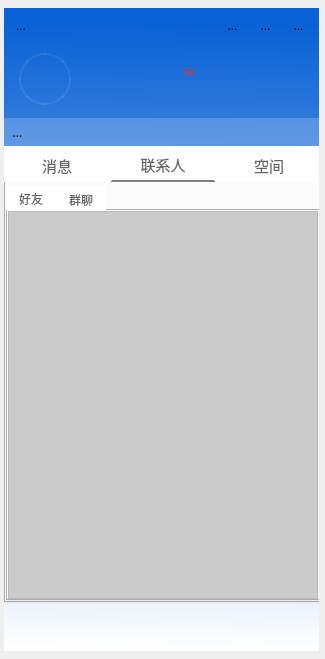
Qt form Fdogpc/mainwindow.ui (HuaGouFdog/FdogInstantMessaging) before a commit.
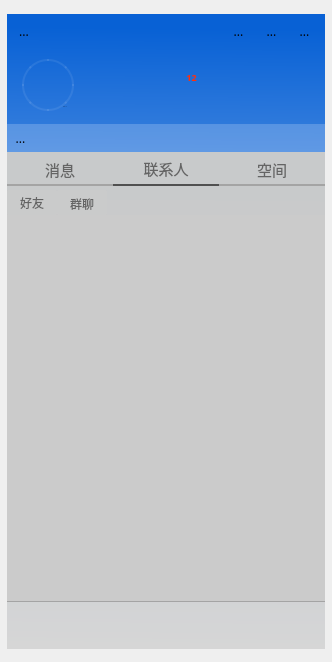
The same form after that commit. Icons and pictures are not drawn.

What changed in the file:
```diff
--- a/Fdogpc/mainwindow.ui
+++ b/Fdogpc/mainwindow.ui
@@ -6,8 +6,8 @@
    <rect>
     <x>0</x>
     <y>0</y>
-    <width>325</width>
-    <height>659</height>
+    <width>332</width>
+    <height>662</height>
    </rect>
   </property>
   <property name="windowTitle">
@@ -21,18 +21,21 @@
    <string notr="true">*{font-family:Microsoft YaHei;}</string>
   </property>
   <widget class="QWidget" name="centralWidget">
+   <property name="styleSheet">
+    <string notr="true">background-color: rgba(255, 255, 255, 0);</string>
+   </property>
    <layout class="QGridLayout" name="gridLayout">
     <property name="leftMargin">
-     <number>4</number>
+     <number>7</number>
     </property>
     <property name="topMargin">
-     <number>8</number>
+     <number>14</number>
     </property>
     <property name="rightMargin">
-     <number>6</number>
+     <number>7</number>
     </property>
     <property name="bottomMargin">
-     <number>8</number>
+     <number>13</number>
     </property>
     <property name="spacing">
      <number>0</number>
@@ -721,19 +724,24 @@
          </property>
          <property name="styleSheet">
           <string notr="true">QWidget::tab{
-background-color: rgb(255, 255, 255);
+background-color: rgba(203, 203, 203,250);
 border-style:solid;
-border-width:2px;
+border-bottom-width:2px;
 border-radius:0px;
 height:32px;
-width:102px;
+width:106px;
 color: rgb(100, 100, 100);
-	border-color: rgb(255, 255, 255);
-border-bottom-color: rgba(255, 255, 255, 0);
+border-color: rgb(255, 255, 255);
+border-bottom-color:rgba(163, 163, 163,250);
 }
 QWidget::tab:selected{
-border-bottom-color: rgb(127, 127, 127);
+border-bottom-color: rgb(80, 80, 80);
+border-bottom-width:2px;
 border-radius-:2px;
+}
+QWidget::pane{
+border-style:solid;
+background-color: rgba(203, 203, 203,250);
 }</string>
          </property>
          <property name="currentIndex">
@@ -842,7 +850,7 @@
              </property>
              <property name="styleSheet">
               <string notr="true">::tab{
-background-color: rgb(255, 255, 255);
+background-color: rgba(203, 203, 203,200);
 border-style:solid;
 border-width:0px;
 border-radius:2px;
@@ -911,6 +919,9 @@
 
 QScrollBar::sub-page:vertical,QScrollBar::sub-page:vertical{background:rgba(0,0,0,0);}</string>
                  </property>
+                 <property name="verticalScrollBarPolicy">
+                  <enum>Qt::ScrollBarAlwaysOff</enum>
+                 </property>
                  <property name="horizontalScrollBarPolicy">
                   <enum>Qt::ScrollBarAlwaysOff</enum>
                  </property>
@@ -922,8 +933,8 @@
                    <rect>
                     <x>0</x>
                     <y>0</y>
-                    <width>310</width>
-                    <height>383</height>
+                    <width>316</width>
+                    <height>382</height>
                    </rect>
                   </property>
                   <property name="cursor">
@@ -1021,6 +1032,13 @@
         </widget>
        </item>
        <item>
+        <widget class="QWidget" name="widget_5" native="true">
+         <property name="styleSheet">
+          <string notr="true">background-color: rgba(203, 203, 203,200);
+border-top-width:1px;
+border-top-color:rgba(163, 163, 163,250);
+border-style:solid;</string>
+         </property>
         <layout class="QHBoxLayout" name="horizontalLayout_3">
          <property name="topMargin">
           <number>9</number>
@@ -1071,7 +1089,9 @@
             </font>
            </property>
            <property name="styleSheet">
-            <string notr="true"/>
+             <string notr="true">background-color: rgba(255, 255, 255, 0);
+border-style:solid;
+border-color: rgba(255, 255, 255, 0);</string>
            </property>
            <property name="text">
             <string/>
@@ -1087,7 +1107,7 @@
             </size>
            </property>
            <property name="autoRaise">
-            <bool>true</bool>
+             <bool>false</bool>
            </property>
           </widget>
          </item>
@@ -1112,7 +1132,9 @@
             </font>
            </property>
            <property name="styleSheet">
-            <string notr="true"/>
+             <string notr="true">background-color: rgba(255, 255, 255, 0);
+border-style:solid;
+border-color: rgba(255, 255, 255, 0);</string>
            </property>
            <property name="text">
             <string/>
@@ -1128,7 +1150,7 @@
             </size>
            </property>
            <property name="autoRaise">
-            <bool>true</bool>
+             <bool>false</bool>
            </property>
           </widget>
          </item>
@@ -1152,6 +1174,7 @@
           </spacer>
          </item>
         </layout>
+        </widget>
        </item>
       </layout>
      </widget>
```
Left out of the diff: 8 changed lines with no effect on the pictures. Lines whose indentation alone changed are shown as unchanged.
